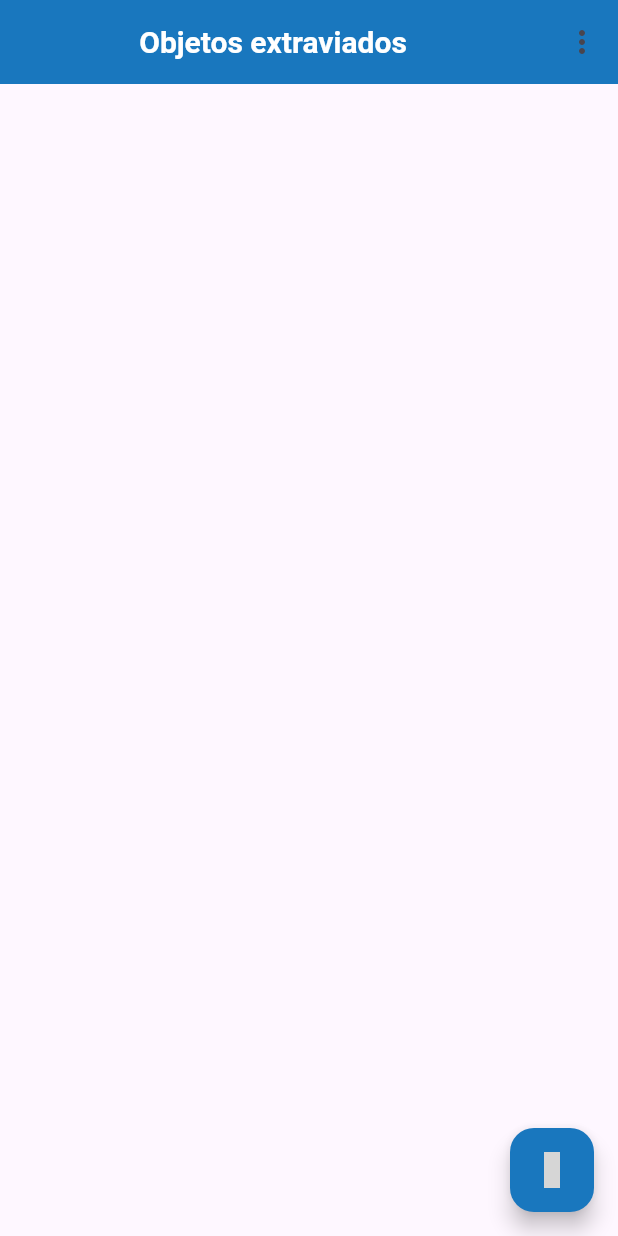
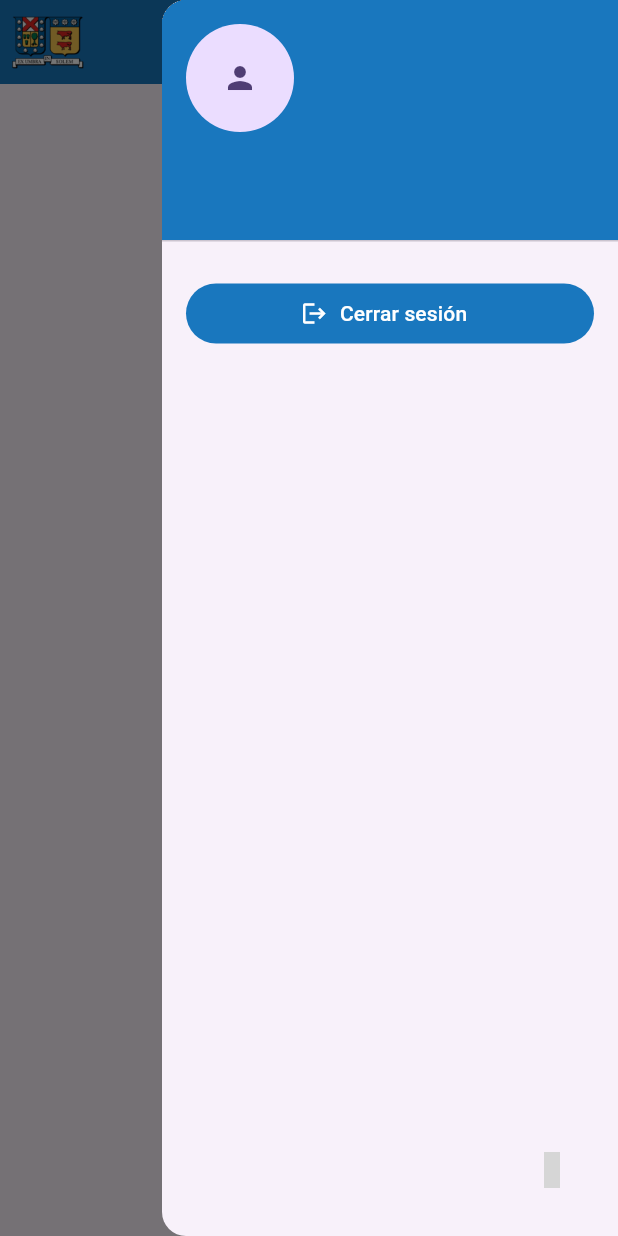
Before and after one commit to mcayos/dam_2026_project, a Flutter app: the screen it shows once a user with an empty profile is signed in, with the side drawer open (before the commit the screen has no drawer), on a phone screen of 412 x 824 dp. Run offline on Flutter 3.47's test engine with Material 3 defaults, Android fonts, the phone set to English and light mode, and no system bars; our stand-ins replace cloud_firestore, firebase_auth, firebase_core, flutter_material_design_icons; accounts and stored records are empty; grey boxes are pictures that could not be loaded.

Commit message:
Agregado enddrawer y fotos.

```diff
--- a/lib/pages/home_page.dart
+++ b/lib/pages/home_page.dart
@@ -33,17 +33,57 @@ class _HomePageState extends State<HomePage> {
   Widget build(BuildContext context) {
     return Scaffold(
       appBar: AppBar(
+        leading: Padding(padding: EdgeInsetsGeometry.only(left: 8),child: Image.asset('assets/images/logo-usm2.png')),
         backgroundColor: cFondo1,
         title:  Center(
           child: Text('Objetos extraviados', style: TextStyle(color: cTextoClaro, fontSize: 20, fontWeight: FontWeight.bold))),
-        actions: [
-          PopupMenuButton(itemBuilder: (context) => [
-            PopupMenuItem( value: 'logout',child: Text('Cerrar Sesion')),
-          ],
-          onSelected: (opcion) {
-            FirebaseAuth.instance.signOut();
-          },)
-          ]
+      ),
+      // Muestra la cuenta actual y la acción para cerrar sesión.
+      endDrawer: Drawer(
+        child: SafeArea(
+          child: Column(
+            children: [
+              UserAccountsDrawerHeader(
+                accountName: Text(user?.displayName ?? 'Usuario'),
+                accountEmail: Text(user?.email ?? 'Sin correo'),
+                currentAccountPicture: const CircleAvatar(
+                  child: Icon(Icons.person),
+                ),
+                decoration: BoxDecoration(color: cFondo1),
+              ),
+              Padding(
+                padding: const EdgeInsets.all(16),
+                child: SizedBox(
+                  width: double.infinity,
+                  child: FilledButton.icon(
+                    style: FilledButton.styleFrom(
+                      backgroundColor: cFondo1,
+                      foregroundColor: cTextoClaro,
+                    ),
+                    icon: const Icon(Icons.logout),
+                    label: const Text('Cerrar sesión'),
+                    onPressed: () async {
+                      try {
+                        await FirebaseAuth.instance.signOut();
+                        if (!context.mounted) return;
+                        Navigator.of(context).pop();
+                      } on FirebaseAuthException catch (error) {
+                        if (!context.mounted) return;
+                        ScaffoldMessenger.of(context).showSnackBar(
+                          SnackBar(
+                            content: Text(
+                              'No se pudo cerrar sesión: ${error.message ?? error.code}',
+                            ),
+                          ),
+                        );
+                      }
+                    },
+                  ),
+                ),
+              ),
+            ],
+          ),
+        ),
       ),
       body: StreamBuilder(
         stream: FsService().objetos(),
```
Also changed, not shown: assets/images/logo-usm2.png (added).
